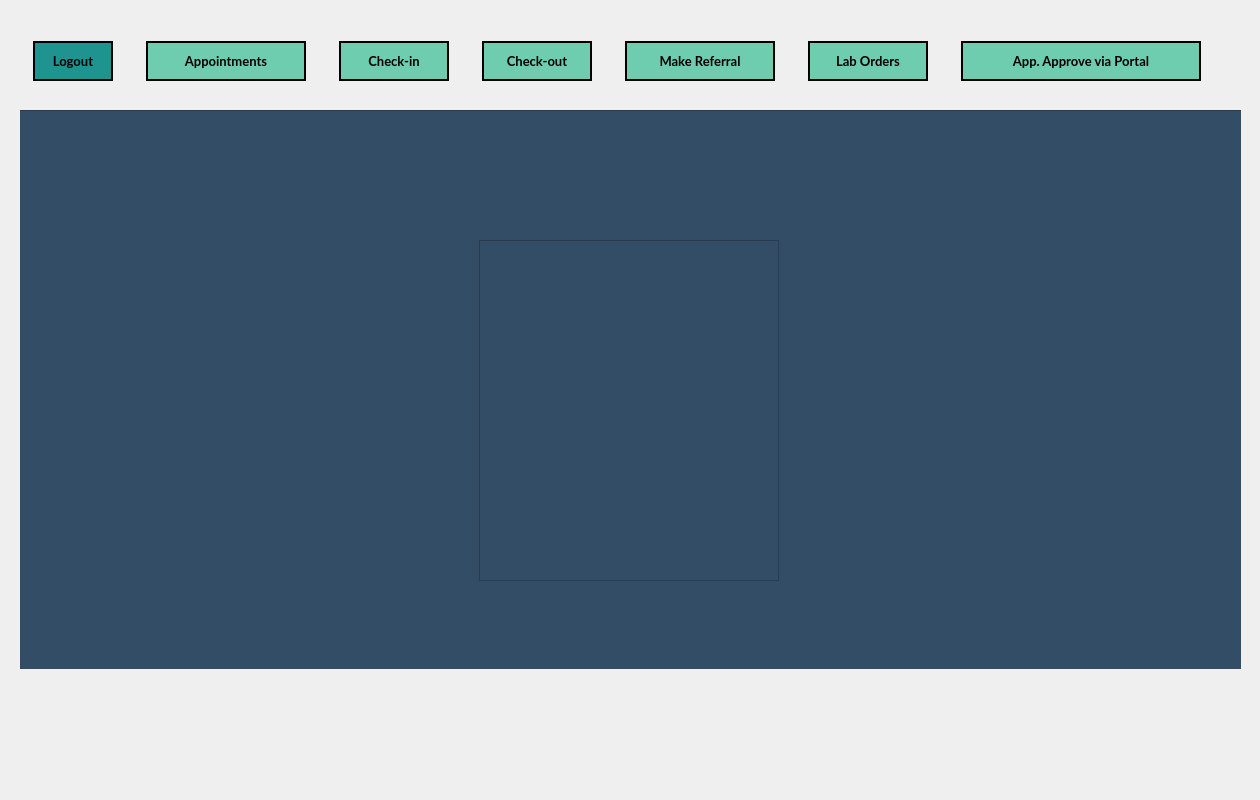
First picture: the form in checkIn.ui, repository mxrked/Medical-Office-Administration, before the edit.
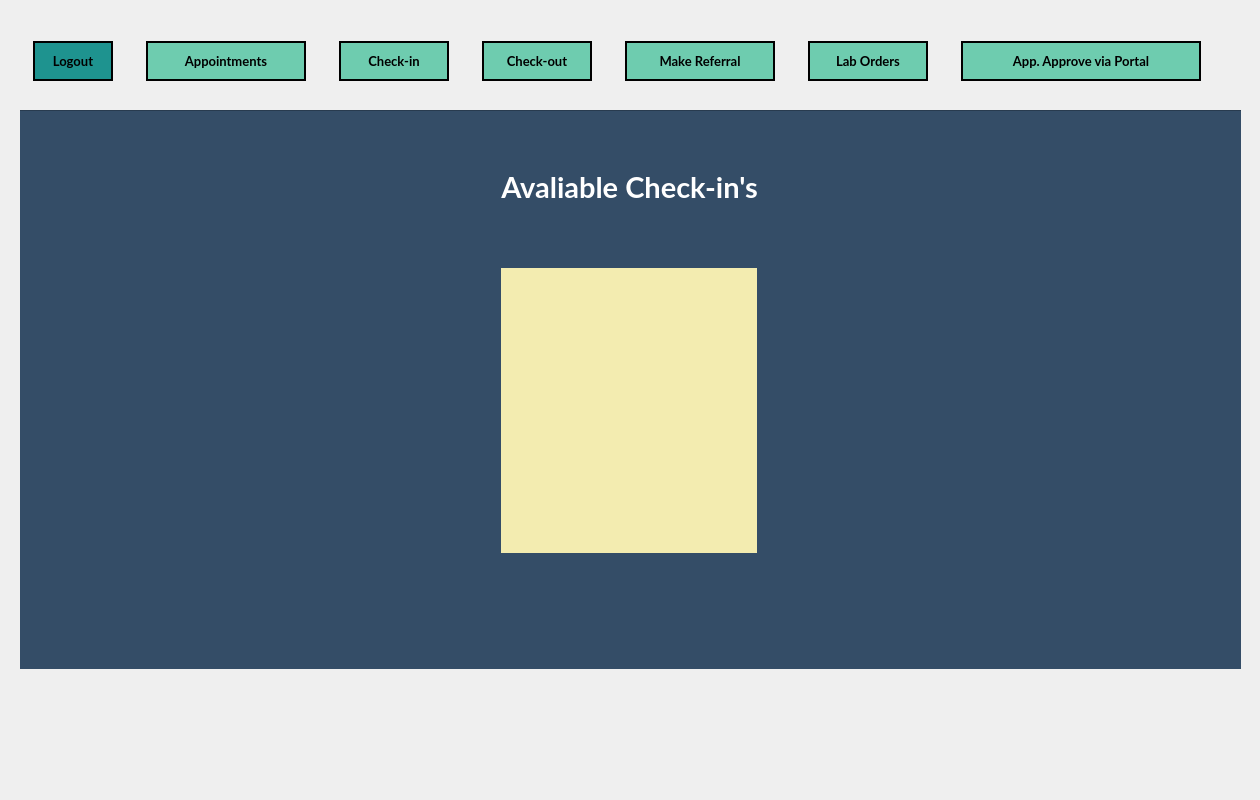
Second picture: the form after the edit. Icons and pictures are not drawn.

The edit to the form file:
```diff
--- a/checkIn.ui
+++ b/checkIn.ui
@@ -418,7 +418,7 @@
 
 
 
-QLineEdit, QComboBox, QDateEdit, QDateTimeEdit {
+QLineEdit, QComboBox, QDateEdit, QDateTimeEdit, QListView {
 	border-image: none;
     border: none;
 	min-width: 200px;
@@ -462,22 +462,61 @@
       <property name="geometry">
        <rect>
         <x>0</x>
-        <y>130</y>
+        <y>2</y>
         <width>1221</width>
-        <height>341</height>
+        <height>441</height>
        </rect>
       </property>
-      <layout class="QHBoxLayout" name="horizontalLayout">
-       <item alignment="Qt::AlignHCenter">
-        <widget class="QListView" name="listView_2">
+      <layout class="QVBoxLayout" name="verticalLayout">
+       <item>
+        <widget class="QLabel" name="HeadingLabel">
          <property name="minimumSize">
           <size>
-           <width>300</width>
-           <height>0</height>
+           <width>0</width>
+           <height>150</height>
           </size>
          </property>
+         <property name="maximumSize">
+          <size>
+           <width>16777215</width>
+           <height>150</height>
+          </size>
+         </property>
+         <property name="font">
+          <font>
+           <family>Lato</family>
+           <pointsize>22</pointsize>
+           <weight>75</weight>
+           <bold>true</bold>
+          </font>
+         </property>
+         <property name="styleSheet">
+          <string notr="true">QLabel {
+	color: white;
+}</string>
+         </property>
+         <property name="text">
+          <string>Avaliable Check-in's</string>
+         </property>
+         <property name="alignment">
+          <set>Qt::AlignCenter</set>
+         </property>
         </widget>
        </item>
+       <item>
+        <layout class="QHBoxLayout" name="horizontalLayout">
+         <item alignment="Qt::AlignHCenter">
+          <widget class="QListView" name="listView_2">
+           <property name="minimumSize">
+            <size>
+             <width>300</width>
+             <height>0</height>
+            </size>
+           </property>
+          </widget>
+         </item>
+        </layout>
+       </item>
       </layout>
      </widget>
     </widget>
```
Left out of the diff: 2 changed lines with no effect on the pictures.
